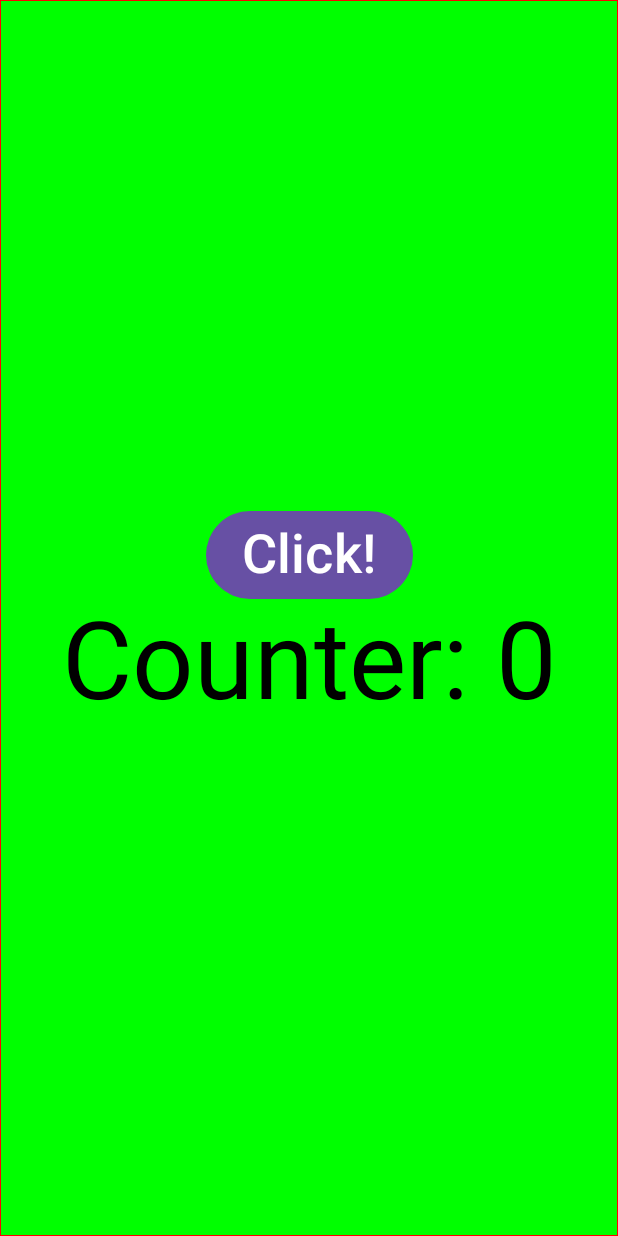
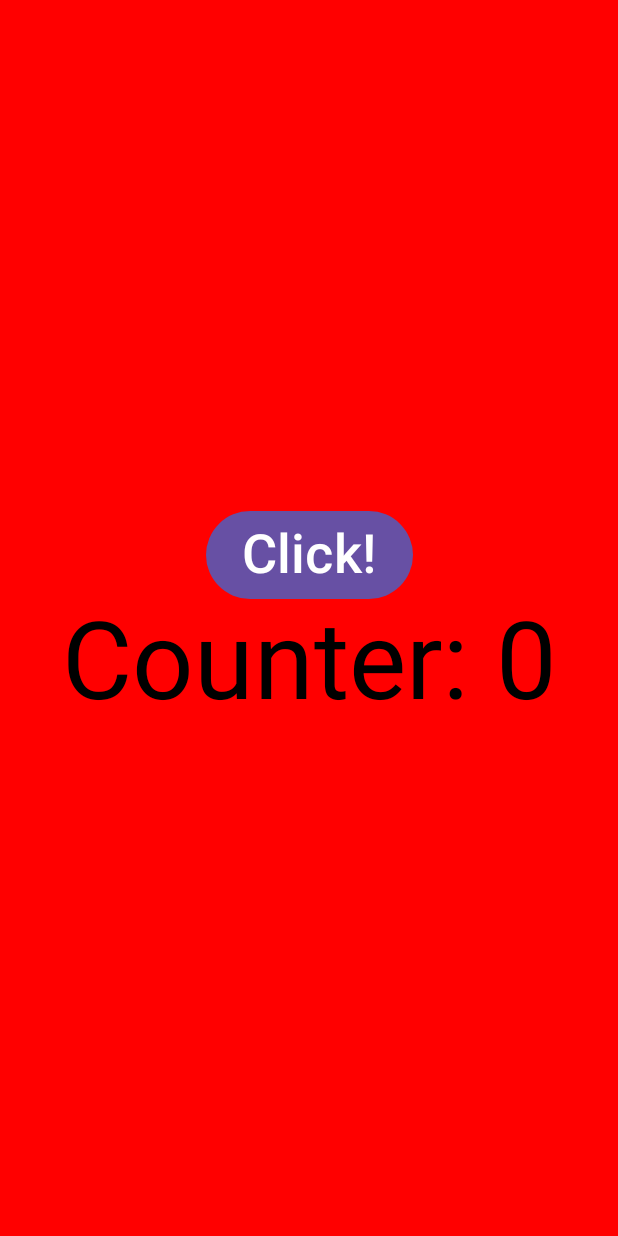
Before and after one commit to pavlentytest/recompose_1826, an Android app built with Jetpack Compose: the screen it shows after launch (MainActivity), on a phone screen of 412 x 824 dp. Run offline under Robolectric (Android 15) with nearby library versions, the phone set to English and light mode, and no system bars.

Commit message:
red color

```diff
--- a/app/src/main/java/com/example/myapplication/MainActivity.kt
+++ b/app/src/main/java/com/example/myapplication/MainActivity.kt
@@ -39,7 +39,7 @@ fun MyUI() {
     Box(modifier = Modifier
         .fillMaxSize()
         .border(0.dp, Color.Red)
-        .background(Color.Green),
+        .background(Color.Red),
         contentAlignment = Alignment.Center
     ) {
         Column(horizontalAlignment = Alignment.CenterHorizontally) {
```
